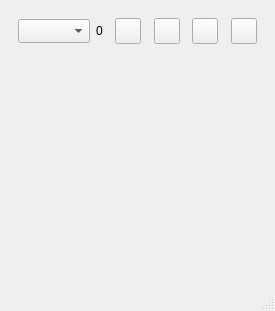
Before: the Qt Designer form GUI/OWController/mainwindow.ui in igorf7/OWController, drawn with Qt 5.
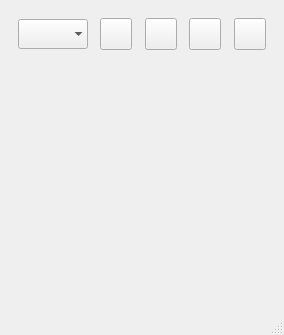
After: the same form once the commit is applied. Icons and pictures are not drawn.

```diff
--- a/GUI/OWController/mainwindow.ui
+++ b/GUI/OWController/mainwindow.ui
@@ -9,8 +9,8 @@
    <rect>
     <x>0</x>
     <y>0</y>
-    <width>275</width>
-    <height>311</height>
+    <width>284</width>
+    <height>335</height>
    </rect>
   </property>
   <property name="windowTitle">
@@ -34,26 +34,16 @@
            <property name="minimumSize">
             <size>
              <width>0</width>
-             <height>24</height>
+             <height>30</height>
             </size>
            </property>
-          </widget>
-         </item>
-         <item>
-          <widget class="QLabel" name="deviceCountLabel">
-           <property name="minimumSize">
-            <size>
-             <width>0</width>
-             <height>24</height>
-            </size>
+           <property name="frame">
+            <bool>false</bool>
            </property>
-           <property name="text">
-            <string>0</string>
-           </property>
           </widget>
          </item>
          <item>
-          <spacer name="horizontalSpacer_3">
+          <spacer name="horizontalSpacer">
            <property name="orientation">
             <enum>Qt::Orientation::Horizontal</enum>
            </property>
@@ -69,14 +59,14 @@
           <widget class="QPushButton" name="searchPushButton">
            <property name="minimumSize">
             <size>
-             <width>0</width>
-             <height>26</height>
+             <width>32</width>
+             <height>32</height>
             </size>
            </property>
            <property name="maximumSize">
             <size>
-             <width>26</width>
-             <height>16777215</height>
+             <width>32</width>
+             <height>32</height>
             </size>
            </property>
            <property name="toolTip">
@@ -92,7 +82,7 @@
           </widget>
          </item>
          <item>
-          <spacer name="horizontalSpacer">
+          <spacer name="horizontalSpacer_2">
            <property name="orientation">
             <enum>Qt::Orientation::Horizontal</enum>
            </property>
@@ -108,14 +98,14 @@
           <widget class="QPushButton" name="clockPushButton">
            <property name="minimumSize">
             <size>
-             <width>0</width>
-             <height>26</height>
+             <width>32</width>
+             <height>32</height>
             </size>
            </property>
            <property name="maximumSize">
             <size>
-             <width>26</width>
-             <height>16777215</height>
+             <width>32</width>
+             <height>32</height>
             </size>
            </property>
            <property name="toolTip">
@@ -137,7 +127,7 @@
           </widget>
          </item>
          <item>
-          <spacer name="horizontalSpacer_4">
+          <spacer name="horizontalSpacer_3">
            <property name="orientation">
             <enum>Qt::Orientation::Horizontal</enum>
            </property>
@@ -156,14 +146,14 @@
            </property>
            <property name="minimumSize">
             <size>
-             <width>0</width>
-             <height>26</height>
+             <width>32</width>
+             <height>32</height>
             </size>
            </property>
            <property name="maximumSize">
             <size>
-             <width>26</width>
-             <height>16777215</height>
+             <width>32</width>
+             <height>32</height>
             </size>
            </property>
            <property name="toolTip">
@@ -185,7 +175,7 @@
           </widget>
          </item>
          <item>
-          <spacer name="horizontalSpacer_2">
+          <spacer name="horizontalSpacer_4">
            <property name="orientation">
             <enum>Qt::Orientation::Horizontal</enum>
            </property>
@@ -201,14 +191,14 @@
           <widget class="QPushButton" name="connectPushButton">
            <property name="minimumSize">
             <size>
-             <width>0</width>
-             <height>26</height>
+             <width>32</width>
+             <height>32</height>
             </size>
            </property>
            <property name="maximumSize">
             <size>
-             <width>26</width>
-             <height>16777215</height>
+             <width>32</width>
+             <height>32</height>
             </size>
            </property>
            <property name="font">
@@ -262,8 +252,8 @@
         <rect>
          <x>0</x>
          <y>0</y>
-         <width>257</width>
-         <height>197</height>
+         <width>266</width>
+         <height>216</height>
         </rect>
        </property>
       </widget>
```
Left out of the diff: 24 changed lines with no effect on the pictures.
